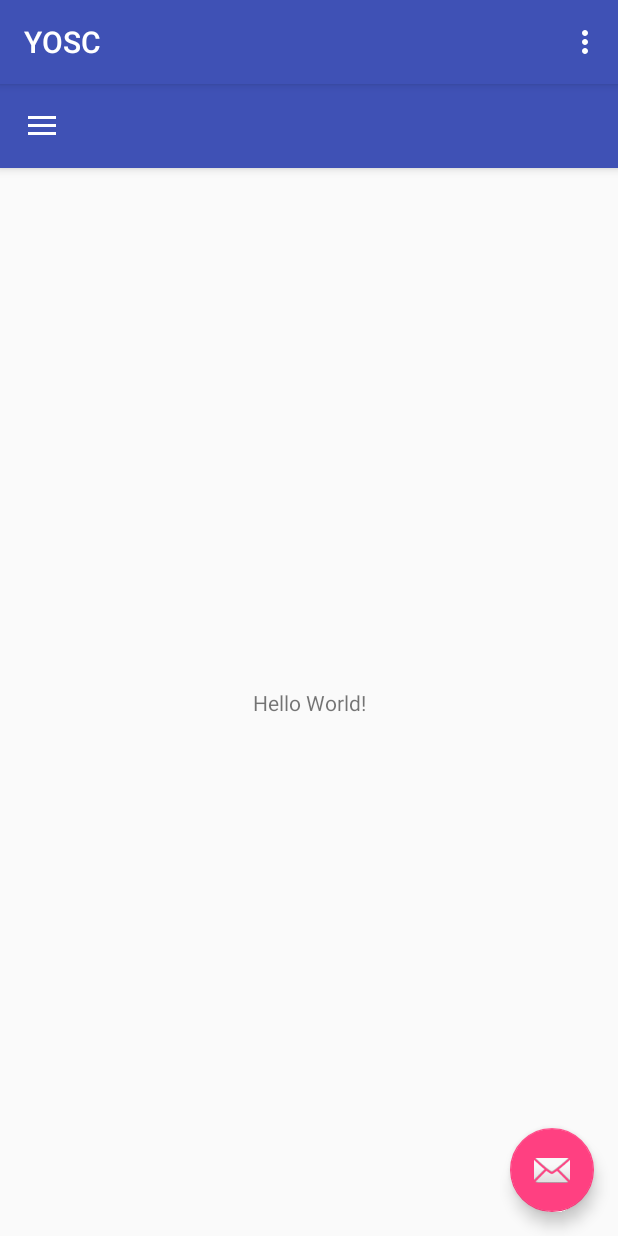
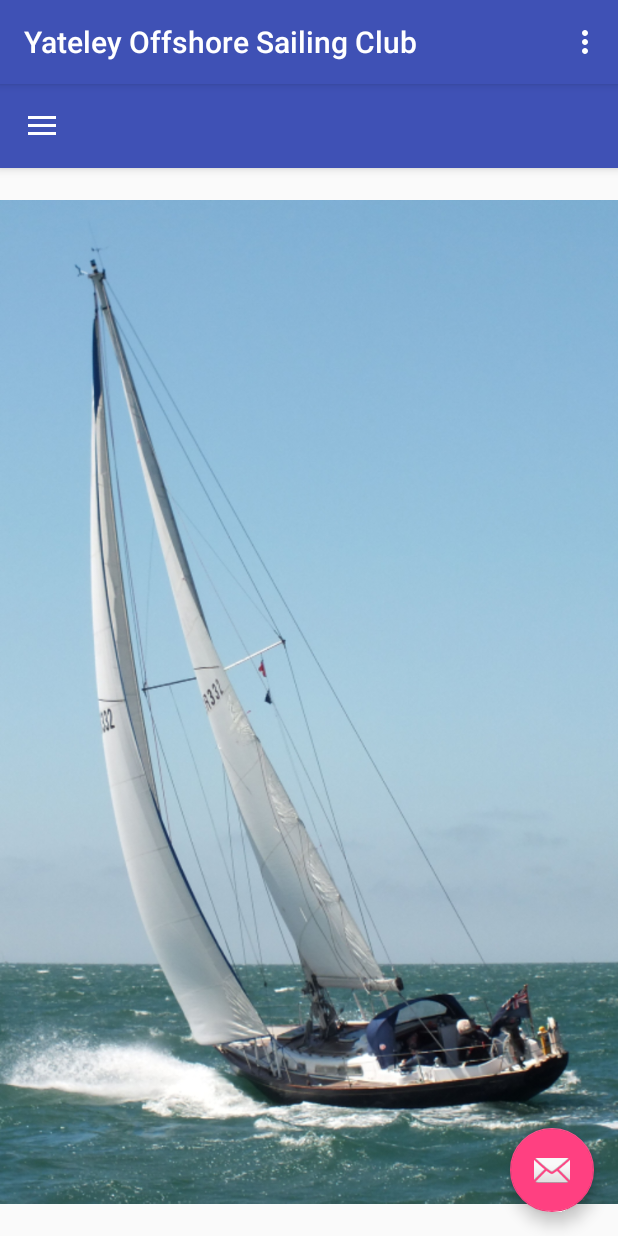
Before and after one commit to Brian-Gilliatt/YOSC, an Android app: the screen it shows after launch (MainActivity), on a phone screen of 412 x 824 dp. Run offline under Robolectric (Android 15) with nearby library versions, the phone set to English and light mode, and no system bars.

Commit message:
Added Wishstream picture to main screen

```diff
--- a/app/src/main/java/uk/org/yosc/yosc/MainActivity.java
+++ b/app/src/main/java/uk/org/yosc/yosc/MainActivity.java
@@ -76,6 +76,8 @@ public class MainActivity extends AppCompatActivity
         NavigationView navigationView = (NavigationView) findViewById(R.id.nav_view);
         navigationView.setNavigationItemSelectedListener(this);
 
+
+
     }
 
     @Override
--- a/app/src/main/res/layout/activity_main.xml
+++ b/app/src/main/res/layout/activity_main.xml
@@ -22,4 +22,7 @@
         app:headerLayout="@layout/nav_header_main"
         app:menu="@menu/activity_main_drawer" />
 
+
+
+
 </android.support.v4.widget.DrawerLayout>
--- a/app/src/main/res/layout/content_main.xml
+++ b/app/src/main/res/layout/content_main.xml
@@ -7,7 +7,7 @@
     app:layout_behavior="@string/appbar_scrolling_view_behavior"
     tools:context="com.example.brian.navigationdrawtrial.MainActivity"
     tools:showIn="@layout/app_bar_main">
-
+<!--
     <TextView
         android:layout_width="wrap_content"
         android:layout_height="wrap_content"
@@ -16,5 +16,15 @@
         app:layout_constraintLeft_toLeftOf="parent"
         app:layout_constraintRight_toRightOf="parent"
         app:layout_constraintTop_toTopOf="parent" />
+-->
+
+ <ImageView
+     android:paddingTop="10dp"
+     android:paddingBottom="10dp"
+     android:scaleType="centerInside"
+     android:layout_width="wrap_content"
+     android:layout_height="wrap_content"
+     android:contentDescription="@string/main_image_desc"
+     android:src="@drawable/wishstream2"/>
 
 </android.support.constraint.ConstraintLayout>
--- a/app/src/main/res/menu/activity_main_drawer.xml
+++ b/app/src/main/res/menu/activity_main_drawer.xml
@@ -2,6 +2,8 @@
 <menu xmlns:android="http://schemas.android.com/apk/res/android">
 
     <group android:checkableBehavior="single">
+        <item android:title="Programme">
+        <menu>
         <item
             android:id="@+id/nav_camera"
             android:icon="@drawable/ic_menu_camera"
@@ -19,14 +21,16 @@
             android:id="@+id/nav_manage"
             android:icon="@drawable/ic_menu_manage"
             android:title="Tools" />
+        </menu>
+        </item>
     </group>
 
-    <item android:title="Communicate">
+    <item android:title="Competitions">
         <menu>
             <item
                 android:id="@+id/nav_share"
                 android:icon="@drawable/ic_menu_share"
-                android:title="Share" />
+                android:title="Photo" />
             <item
                 android:id="@+id/nav_send"
                 android:icon="@drawable/ic_menu_send"
--- a/app/src/main/res/values/dimens.xml
+++ b/app/src/main/res/values/dimens.xml
@@ -2,7 +2,7 @@
     <!-- Default screen margins, per the Android Design guidelines. -->
     <dimen name="activity_horizontal_margin">16dp</dimen>
     <dimen name="activity_vertical_margin">16dp</dimen>
-    <dimen name="nav_header_vertical_spacing">16dp</dimen>
+    <dimen name="nav_header_vertical_spacing">0dp</dimen>
     <dimen name="nav_header_height">160dp</dimen>
     <dimen name="fab_margin">16dp</dimen>
     <dimen name="app_bar_height">180dp</dimen>
--- a/app/src/main/res/values/strings.xml
+++ b/app/src/main/res/values/strings.xml
@@ -1,5 +1,5 @@
 <resources>
-    <string name="app_name">YOSC</string>
+    <string name="app_name">Yateley Offshore Sailing Club</string>
 
     <string name="navigation_drawer_open">Open navigation drawer</string>
     <string name="navigation_drawer_close">Close navigation drawer</string>
@@ -105,4 +105,5 @@
     <string name="backdrop_subtitle">This season top 20 albums</string>
     <string name="event_date">Date</string>
     <string name="event_desc">Description</string>
+    <string name="main_image_desc">Picture of sailing yacht Wishstream</string>
 </resources>
```
Also changed, not shown: app/src/main/res/drawable/side_nav_bar.xml (added, +9 -0 lines), app/src/main/res/layout/nav_header_main.xml (+7 -4 lines).
